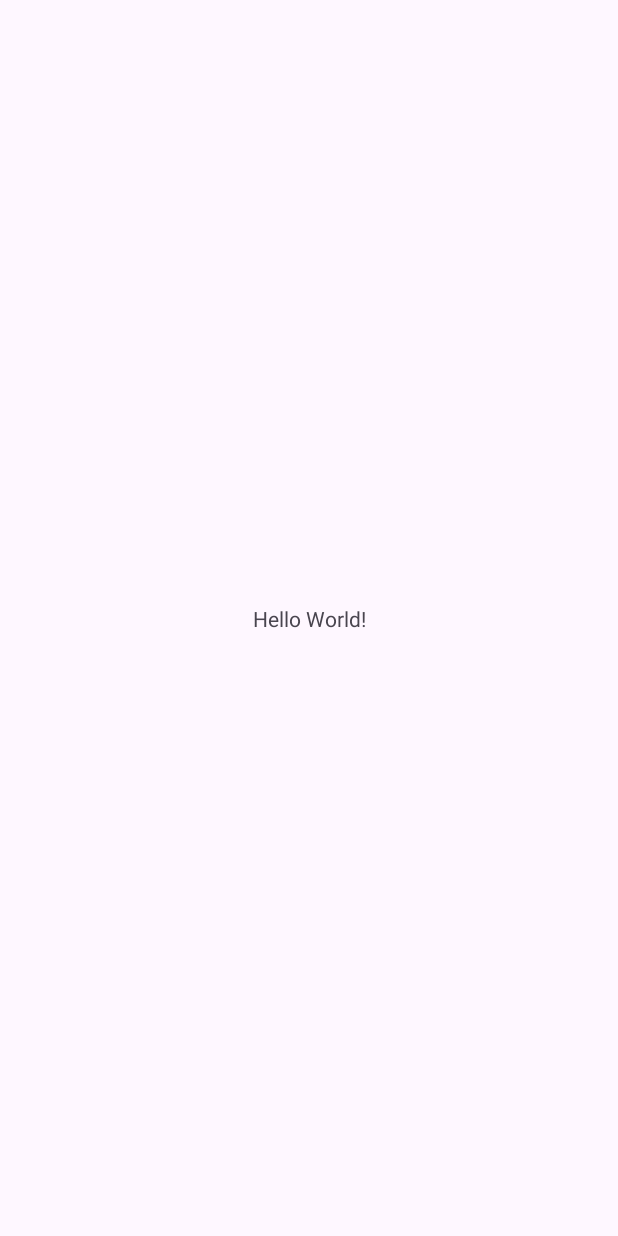
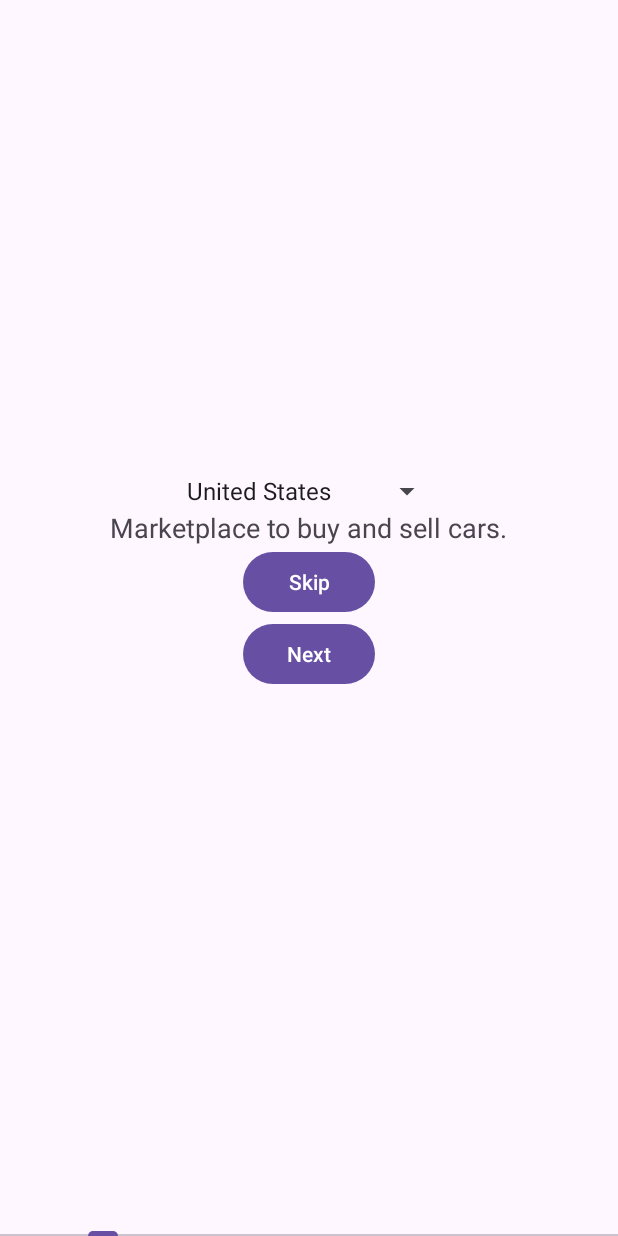
Before and after one commit to manuteteo69/coches, an Android app: the screen it shows after launch (MainActivity), on a phone screen of 412 x 824 dp. Before the commit the screen is almost empty. Run offline under Robolectric (Android 15) with nearby library versions, the phone set to English and light mode, and no system bars.

Commit message:
logica implementada

```diff
--- /dev/null
+++ b/app/src/main/java/com/example/coches/IntroAdapter.java
@@ -0,0 +1,27 @@
+package com.example.coches;
+
+import androidx.annotation.NonNull;
+import androidx.fragment.app.Fragment;
+import androidx.fragment.app.FragmentActivity;
+import androidx.viewpager2.adapter.FragmentStateAdapter;
+import java.util.List;
+
+public class IntroAdapter extends FragmentStateAdapter {
+    private final List<IntroFragment> fragments;
+
+    public IntroAdapter(@NonNull FragmentActivity fragmentActivity, List<IntroFragment> fragments) {
+        super(fragmentActivity);
+        this.fragments = fragments;
+    }
+
+    @NonNull
+    @Override
+    public Fragment createFragment(int position) {
+        return fragments.get(position);
+    }
+
+    @Override
+    public int getItemCount() {
+        return fragments.size();
+    }
+}
--- /dev/null
+++ b/app/src/main/java/com/example/coches/IntroFragment.java
@@ -0,0 +1,87 @@
+package com.example.coches;
+
+
+import android.content.Context;
+import android.content.Intent;
+import android.content.SharedPreferences;
+import android.os.Bundle;
+import android.view.*;
+import android.widget.*;
+import androidx.annotation.*;
+import androidx.fragment.app.Fragment;
+import androidx.viewpager2.widget.ViewPager2;
+
+public class IntroFragment extends Fragment {
+    private static final String ARG_SCREEN = "screen";
+
+    public static IntroFragment newInstance(int screenNumber) {
+        IntroFragment fragment = new IntroFragment();
+        Bundle args = new Bundle();
+        args.putInt(ARG_SCREEN, screenNumber);
+        fragment.setArguments(args);
+        return fragment;
+    }
+
+    @Nullable
+    @Override
+    public View onCreateView(@NonNull LayoutInflater inflater, @Nullable ViewGroup container, @Nullable Bundle savedInstanceState) {
+        int screenNumber = getArguments() != null ? getArguments().getInt(ARG_SCREEN) : 1;
+        View view;
+
+        switch (screenNumber) {
+            case 1:
+                view = inflater.inflate(R.layout.fragment_intro1, container, false);
+                Spinner spinner = view.findViewById(R.id.spinner_country);
+                ArrayAdapter<CharSequence> adapter = ArrayAdapter.createFromResource(requireContext(), R.array.countries, android.R.layout.simple_spinner_item);
+                adapter.setDropDownViewResource(android.R.layout.simple_spinner_dropdown_item);
+                spinner.setAdapter(adapter);
+
+                // Guardar selección en SharedPreferences
+                spinner.setOnItemSelectedListener(new AdapterView.OnItemSelectedListener() {
+                    @Override public void onItemSelected(AdapterView<?> parent, View view, int position, long id) {
+                        SharedPreferences prefs = requireContext().getSharedPreferences("prefs", Context.MODE_PRIVATE);
+                        prefs.edit().putString("country", parent.getItemAtPosition(position).toString()).apply();
+                    }
+                    @Override public void onNothingSelected(AdapterView<?> parent) {}
+                });
+
+                view.findViewById(R.id.btn_next).setOnClickListener(v -> nextPage());
+                view.findViewById(R.id.btn_skip).setOnClickListener(v -> skipToEnd());
+                break;
+
+            case 2:
+                view = inflater.inflate(R.layout.fragment_intro2, container, false);
+                view.findViewById(R.id.btn_next).setOnClickListener(v -> nextPage());
+                view.findViewById(R.id.btn_skip).setOnClickListener(v -> skipToEnd());
+                break;
+
+            case 3:
+                view = inflater.inflate(R.layout.fragment_intro3, container, false);
+                TextView countryText = view.findViewById(R.id.txt_vehicles);
+                SharedPreferences prefs = requireContext().getSharedPreferences("prefs", Context.MODE_PRIVATE);
+                String selectedCountry = prefs.getString("country", "your country");
+                countryText.setText("Explore available vehicles online in " + selectedCountry);
+
+                view.findViewById(R.id.btn_start).setOnClickListener(v -> {
+                    startActivity(new Intent(getActivity(), HomeActivity.class));
+                    requireActivity().finish();
+                });
+                break;
+
+            default:
+                view = inflater.inflate(R.layout.fragment_intro1, container, false);
+        }
+
+        return view;
+    }
+
+    private void nextPage() {
+        ViewPager2 vp = getActivity().findViewById(R.id.viewPager);
+        vp.setCurrentItem(vp.getCurrentItem() + 1, true);
+    }
+
+    private void skipToEnd() {
+        ViewPager2 vp = getActivity().findViewById(R.id.viewPager);
+        vp.setCurrentItem(2, true);
+    }
+}
--- a/app/src/main/java/com/example/coches/MainActivity.java
+++ b/app/src/main/java/com/example/coches/MainActivity.java
@@ -1,24 +1,34 @@
 package com.example.coches;
 
 import android.os.Bundle;
-
-import androidx.activity.EdgeToEdge;
 import androidx.appcompat.app.AppCompatActivity;
-import androidx.core.graphics.Insets;
-import androidx.core.view.ViewCompat;
-import androidx.core.view.WindowInsetsCompat;
+import androidx.viewpager2.widget.ViewPager2;
+import com.google.android.material.tabs.TabLayout;
+import com.google.android.material.tabs.TabLayoutMediator;
+import java.util.ArrayList;
+import java.util.List;
 
 public class MainActivity extends AppCompatActivity {
+    private ViewPager2 viewPager;
+    private IntroAdapter adapter;
+    private TabLayout tabLayout;
 
     @Override
     protected void onCreate(Bundle savedInstanceState) {
         super.onCreate(savedInstanceState);
-        EdgeToEdge.enable(this);
         setContentView(R.layout.activity_main);
-        ViewCompat.setOnApplyWindowInsetsListener(findViewById(R.id.main), (v, insets) -> {
-            Insets systemBars = insets.getInsets(WindowInsetsCompat.Type.systemBars());
-            v.setPadding(systemBars.left, systemBars.top, systemBars.right, systemBars.bottom);
-            return insets;
-        });
+
+        viewPager = findViewById(R.id.viewPager);
+        tabLayout = findViewById(R.id.tabLayout);
+
+        List<IntroFragment> fragments = new ArrayList<>();
+        fragments.add(IntroFragment.newInstance(1));
+        fragments.add(IntroFragment.newInstance(2));
+        fragments.add(IntroFragment.newInstance(3));
+
+        adapter = new IntroAdapter(this, fragments);
+        viewPager.setAdapter(adapter);
+
+        new TabLayoutMediator(tabLayout, viewPager, (tab, position) -> {}).attach();
     }
 }
--- a/app/src/main/res/layout/activity_main.xml
+++ b/app/src/main/res/layout/activity_main.xml
@@ -1,19 +1,17 @@
 <?xml version="1.0" encoding="utf-8"?>
-<androidx.constraintlayout.widget.ConstraintLayout xmlns:android="http://schemas.android.com/apk/res/android"
-    xmlns:app="http://schemas.android.com/apk/res-auto"
-    xmlns:tools="http://schemas.android.com/tools"
-    android:id="@+id/main"
+<LinearLayout xmlns:android="http://schemas.android.com/apk/res/android"
+    android:orientation="vertical"
     android:layout_width="match_parent"
-    android:layout_height="match_parent"
-    tools:context=".MainActivity">
+    android:layout_height="match_parent">
 
-    <TextView
-        android:layout_width="wrap_content"
-        android:layout_height="wrap_content"
-        android:text="Hello World!"
-        app:layout_constraintBottom_toBottomOf="parent"
-        app:layout_constraintEnd_toEndOf="parent"
-        app:layout_constraintStart_toStartOf="parent"
-        app:layout_constraintTop_toTopOf="parent" />
+    <androidx.viewpager2.widget.ViewPager2
+        android:id="@+id/viewPager"
+        android:layout_width="match_parent"
+        android:layout_height="0dp"
+        android:layout_weight="1"/>
 
-</androidx.constraintlayout.widget.ConstraintLayout>
+    <com.google.android.material.tabs.TabLayout
+        android:id="@+id/tabLayout"
+        android:layout_width="match_parent"
+        android:layout_height="wrap_content"/>
+</LinearLayout>
--- /dev/null
+++ b/app/src/main/res/layout/fragment_intro1.xml
@@ -0,0 +1,26 @@
+<LinearLayout xmlns:android="http://schemas.android.com/apk/res/android"
+    android:orientation="vertical" android:layout_width="match_parent"
+    android:layout_height="match_parent"
+    android:gravity="center">
+
+    <Spinner
+        android:id="@+id/spinner_country"
+        android:layout_width="wrap_content"
+        android:layout_height="wrap_content" />
+
+    <TextView
+        android:text="Marketplace to buy and sell cars."
+        android:textSize="18sp"
+        android:layout_width="wrap_content"
+        android:layout_height="wrap_content"/>
+
+    <Button android:id="@+id/btn_skip"
+        android:layout_width="wrap_content"
+        android:layout_height="wrap_content"
+        android:text="Skip" />
+
+    <Button android:id="@+id/btn_next"
+        android:layout_width="wrap_content"
+        android:layout_height="wrap_content"
+        android:text="Next" />
+</LinearLayout>
--- /dev/null
+++ b/app/src/main/res/values/arrays.xml
@@ -0,0 +1,20 @@
+<?xml version="1.0" encoding="utf-8"?>
+<resources>
+    <string-array name="countries">
+        <item>United States</item>
+        <item>Spain</item>
+        <item>Germany</item>
+        <item>France</item>
+        <item>Italy</item>
+        <item>United Kingdom</item>
+        <item>Canada</item>
+        <item>Mexico</item>
+        <item>Brazil</item>
+        <item>Argentina</item>
+        <item>Japan</item>
+        <item>South Korea</item>
+        <item>India</item>
+        <item>China</item>
+        <item>Australia</item>
+    </string-array>
+</resources>
```
Also changed, not shown: app/src/main/AndroidManifest.xml (+7 -1 lines), app/src/main/java/com/example/coches/HomeActivity.java (added, +12 -0 lines), app/src/main/res/layout/activity_home.xml (added, +11 -0 lines), app/src/main/res/layout/fragment_intro2.xml (added, +20 -0 lines), app/src/main/res/layout/fragment_intro3.xml (added, +16 -0 lines).
